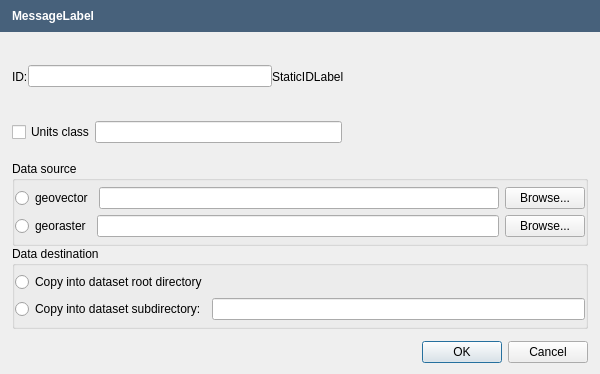
OpenFLUID/openfluid, file src/apps/openfluid-builder/datastore/EditDatastoreItemDialog.ui: the form before one commit.
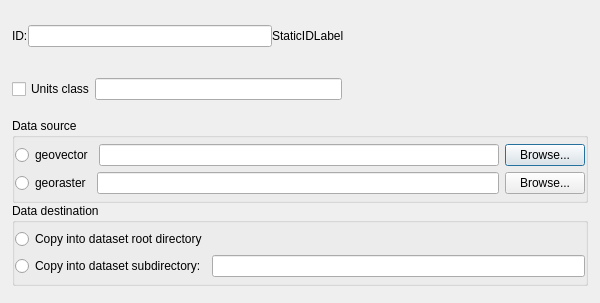
The form after the commit.

Commit message:
Introduction of message dialog for OpenFLUID applications
* Added MessageFrame and MessageDialog classes
* Cleaned code
* Switch to version 2.1.7~alpha1

(closes OpenFLUID/openfluid#790)

The edit to the form file:
```diff
--- a/src/apps/openfluid-builder/datastore/EditDatastoreItemDialog.ui
+++ b/src/apps/openfluid-builder/datastore/EditDatastoreItemDialog.ui
@@ -7,7 +7,7 @@
     <x>0</x>
     <y>0</y>
     <width>600</width>
-    <height>374</height>
+    <height>303</height>
    </rect>
   </property>
   <property name="sizePolicy">
@@ -28,7 +28,7 @@
   <property name="modal">
    <bool>true</bool>
   </property>
-  <layout class="QVBoxLayout" name="verticalLayout_3" stretch="0,1,0,0">
+  <layout class="QVBoxLayout" name="verticalLayout_3" stretch="1,0">
    <property name="leftMargin">
     <number>0</number>
    </property>
@@ -38,52 +38,6 @@
    <property name="rightMargin">
     <number>0</number>
    </property>
-   <item>
-    <widget class="QFrame" name="MessageFrame">
-     <property name="sizePolicy">
-      <sizepolicy hsizetype="Preferred" vsizetype="Maximum">
-       <horstretch>0</horstretch>
-       <verstretch>0</verstretch>
-      </sizepolicy>
-     </property>
-     <property name="styleSheet">
-      <string notr="true">background-color: rgb(71,97,123);</string>
-     </property>
-     <property name="frameShape">
-      <enum>QFrame::NoFrame</enum>
-     </property>
-     <property name="frameShadow">
-      <enum>QFrame::Plain</enum>
-     </property>
-     <property name="lineWidth">
-      <number>0</number>
-     </property>
-     <layout class="QHBoxLayout" name="horizontalLayout_3" stretch="0">
-      <property name="spacing">
-       <number>5</number>
-      </property>
-      <property name="leftMargin">
-       <number>12</number>
-      </property>
-      <item>
-       <layout class="QHBoxLayout" name="horizontalLayout_2">
-        <item>
-         <widget class="QLabel" name="MessageLabel">
-          <property name="styleSheet">
-           <string notr="true">color: rgb(255, 255, 255);
-font : bold;
-</string>
-          </property>
-          <property name="text">
-           <string notr="true">MessageLabel</string>
-          </property>
-         </widget>
-        </item>
-       </layout>
-      </item>
-     </layout>
-    </widget>
-   </item>
    <item>
     <layout class="QVBoxLayout" name="verticalLayout">
      <property name="spacing">
@@ -341,23 +295,6 @@
      </property>
     </spacer>
    </item>
-   <item>
-    <layout class="QHBoxLayout" name="horizontalLayout_4">
-     <property name="leftMargin">
-      <number>12</number>
-     </property>
-     <property name="rightMargin">
-      <number>12</number>
-     </property>
-     <item>
-      <widget class="QDialogButtonBox" name="ButtonBox">
-       <property name="standardButtons">
-        <set>QDialogButtonBox::Cancel|QDialogButtonBox::Ok</set>
-       </property>
-      </widget>
-     </item>
-    </layout>
-   </item>
   </layout>
  </widget>
  <resources/>
```
The commit also changes 82 other files.
